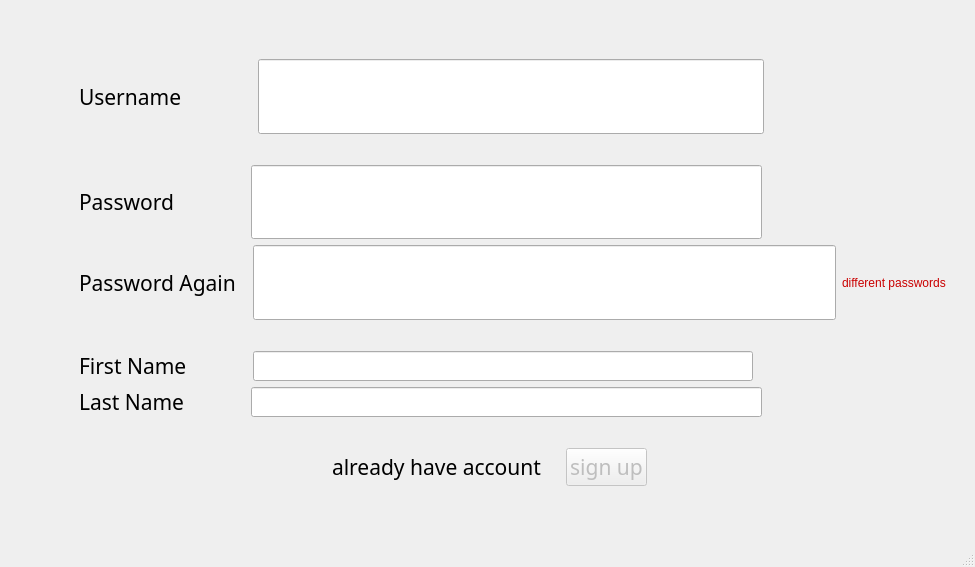
Old version of the form messenger/sign_in.ui in the repository SeyedAliamiri/Messenger_cpp-31-_9.
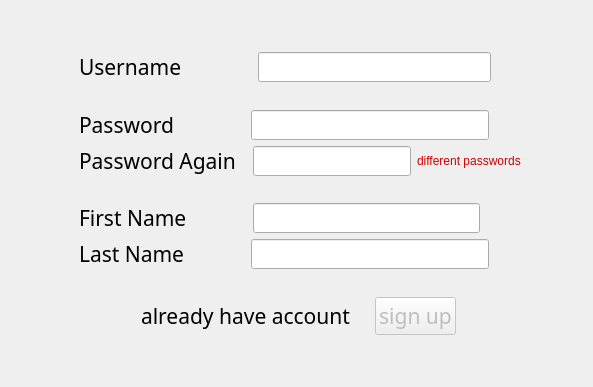
New version of the form.

Patch:
```diff
--- a/messenger/sign_in.ui
+++ b/messenger/sign_in.ui
@@ -6,8 +6,8 @@
    <rect>
     <x>0</x>
     <y>0</y>
-    <width>975</width>
-    <height>567</height>
+    <width>593</width>
+    <height>387</height>
    </rect>
   </property>
   <property name="windowTitle">
@@ -16,7 +16,7 @@
   <widget class="QWidget" name="centralwidget">
    <layout class="QVBoxLayout" name="verticalLayout">
     <item>
-     <layout class="QVBoxLayout" name="verticalLayout_2" stretch="2,3,1,3,3,1,1,1,1,3,2">
+     <layout class="QVBoxLayout" name="verticalLayout_2" stretch="2,1,1,1,1,1,1,1,1,2,2">
       <item>
        <spacer name="verticalSpacer">
         <property name="orientation">
@@ -165,7 +165,7 @@
        </layout>
       </item>
       <item>
-       <layout class="QHBoxLayout" name="horizontalLayout_3">
+       <layout class="QHBoxLayout" name="horizontalLayout_3" stretch="0,0,5,0,2">
         <item>
          <spacer name="horizontalSpacer_5">
           <property name="orientation">
@@ -223,12 +223,9 @@
           <property name="orientation">
            <enum>Qt::Horizontal</enum>
           </property>
-          <property name="sizeType">
-           <enum>QSizePolicy::Maximum</enum>
-          </property>
           <property name="sizeHint" stdset="0">
            <size>
-            <width>20</width>
+            <width>40</width>
             <height>20</height>
            </size>
           </property>
@@ -289,7 +286,7 @@
            </sizepolicy>
           </property>
           <property name="echoMode">
-           <enum>QLineEdit::Password</enum>
+           <enum>QLineEdit::Normal</enum>
           </property>
          </widget>
         </item>
@@ -358,7 +355,7 @@
            </sizepolicy>
           </property>
           <property name="echoMode">
-           <enum>QLineEdit::Password</enum>
+           <enum>QLineEdit::Normal</enum>
           </property>
          </widget>
         </item>
@@ -488,17 +485,6 @@
     </item>
    </layout>
   </widget>
-  <widget class="QMenuBar" name="menubar">
-   <property name="geometry">
-    <rect>
-     <x>0</x>
-     <y>0</y>
-     <width>975</width>
-     <height>26</height>
-    </rect>
-   </property>
-  </widget>
-  <widget class="QStatusBar" name="statusbar"/>
  </widget>
  <resources/>
  <connections/>
```
